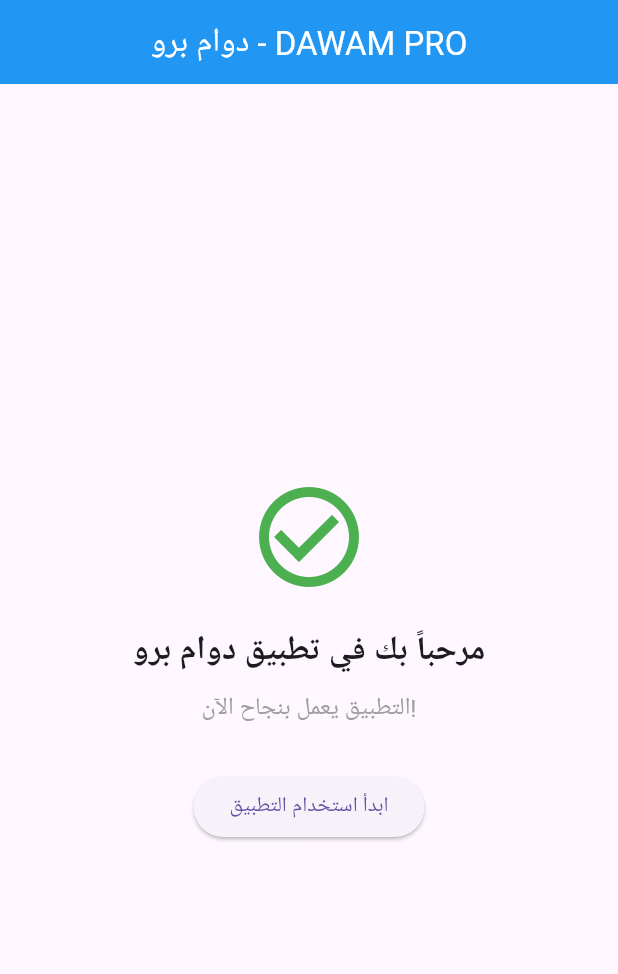
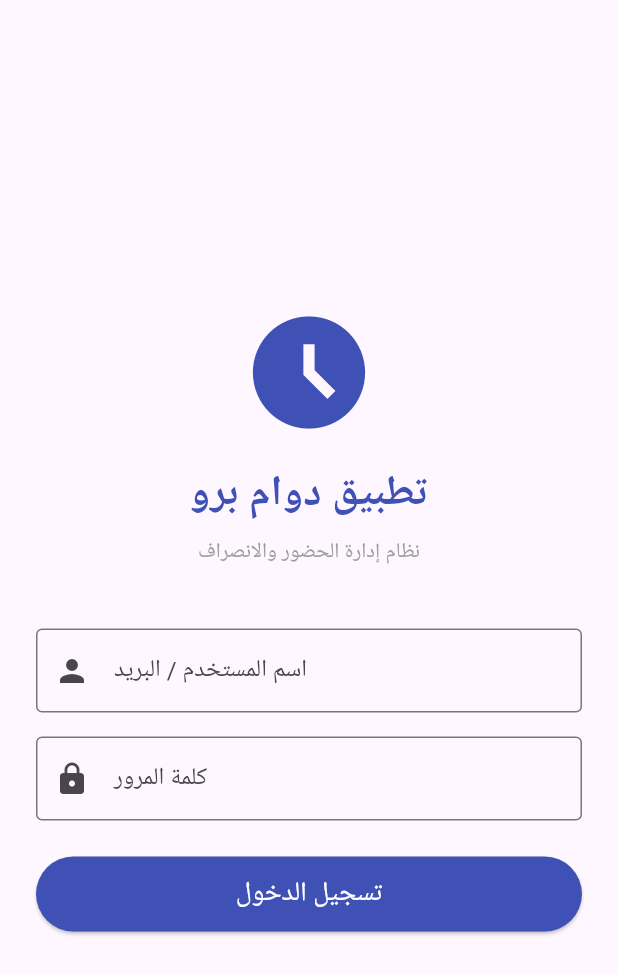
Before and after one commit to waelezzelarab78-ops/DAWAM-PRO, a Flutter app: the screen it shows after launch, on a phone screen of 412 x 824 dp. Shown: the top 974 px of the screen. Run offline on Flutter 3.47's test engine with Material 3 defaults, Android fonts, the phone set to English and light mode, and no system bars.

Commit message:
Update main.dart

```diff
--- a/lib/main.dart
+++ b/lib/main.dart
@@ -8,58 +8,185 @@ class DawamProApp extends StatelessWidget {
   const DawamProApp({super.key});
 
   @override
-  Widget build(BuildContext nullContext) {
+  Widget build(BuildContext context) {
     return MaterialApp(
       title: 'DAWAM PRO',
       debugShowCheckedModeBanner: false,
       theme: ThemeData(
-        primarySwatch: Colors.blue,
+        primarySwatch: Colors.indigo,
         useMaterial3: true,
       ),
-      home: const HomeScreen(),
+      home: const LoginScreen(),
     );
   }
 }
 
-class HomeScreen extends StatelessWidget {
-  const HomeScreen({super.key});
+// 1. شاشة تسجيل الدخول
+class LoginScreen extends StatefulWidget {
+  const LoginScreen({super.key});
+
+  @override
+  State<LoginScreen> createState() => _LoginScreenState();
+}
+
+class _LoginScreenState extends State<LoginScreen> {
+  final _emailController = TextEditingController();
+  final _passwordController = TextEditingController();
+
+  void _login() {
+    if (_emailController.text.isNotEmpty && _passwordController.text.isNotEmpty) {
+      Navigator.pushReplacement(
+        context,
+        MaterialPageRoute(builder: (context) => const DashboardScreen()),
+      );
+    } else {
+      ScaffoldMessenger.of(context).showSnackBar(
+        const SnackBar(content: Text('برجاء أدخل اسم المستخدم وكلمة المرور')),
+      );
+    }
+  }
+
+  @override
+  Widget build(BuildContext context) {
+    return Scaffold(
+      body: Padding(
+        padding: const EdgeInsets.all(24.0),
+        child: Center(
+          child: SingleChildScrollView(
+            child: Column(
+              mainAxisAlignment: MainAxisAlignment.center,
+              children: [
+                const Icon(Icons.access_time_filled, size: 90, color: Colors.indigo),
+                const SizedBox(height: 16),
+                const Text(
+                  'تطبيق دوام برو',
+                  style: TextStyle(fontSize: 28, fontWeight: FontWeight.bold, color: Colors.indigo),
+                ),
+                const SizedBox(height: 8),
+                const Text('نظام إدارة الحضور والانصراف', style: TextStyle(color: Colors.grey)),
+                const SizedBox(height: 40),
+                TextField(
+                  controller: _emailController,
+                  decoration: const InputDecoration(
+                    labelText: 'اسم المستخدم / البريد',
+                    border: OutlineInputBorder(),
+                    prefixIcon: Icon(Icons.person),
+                  ),
+                ),
+                const SizedBox(height: 16),
+                TextField(
+                  controller: _passwordController,
+                  obscureText: true,
+                  decoration: const InputDecoration(
+                    labelText: 'كلمة المرور',
+                    border: OutlineInputBorder(),
+                    prefixIcon: Icon(Icons.lock),
+                  ),
+                ),
+                const SizedBox(height: 24),
+                SizedBox(
+                  width: double.infinity,
+                  height: 50,
+                  child: ElevatedButton(
+                    style: ElevatedButton.styleFrom(backgroundColor: Colors.indigo),
+                    onPressed: _login,
+                    child: const Text('تسجيل الدخول', style: TextStyle(fontSize: 18, color: Colors.white)),
+                  ),
+                ),
+              ],
+            ),
+          ),
+        ),
+      ),
+    );
+  }
+}
+
+// 2. الشاشة الرئيسية (Dashboard)
+class DashboardScreen extends StatefulWidget {
+  const DashboardScreen({super.key});
+
+  @override
+  State<DashboardScreen> createState() => _DashboardScreenState();
+}
+
+class _DashboardScreenState extends State<DashboardScreen> {
+  bool isCheckedIn = false;
+  String statusMessage = "لم يتم تسجيل الحضور اليوم";
+
+  void _toggleCheckIn() {
+    setState(() {
+      isCheckedIn = !isCheckedIn;
+      statusMessage = isCheckedIn
+          ? "تم تسجيل الحضور الساعة ${TimeOfDay.now().format(context)}"
+          : "تم تسجيل الانصراف الساعة ${TimeOfDay.now().format(context)}";
+    });
+  }
 
   @override
   Widget build(BuildContext context) {
     return Scaffold(
       appBar: AppBar(
-        title: const Text('دوام برو - DAWAM PRO'),
-        centerTitle: true,
-        backgroundColor: Colors.blue,
+        title: const Text('لوحة التحكم - دوام برو'),
+        backgroundColor: Colors.indigo,
         foregroundColor: Colors.white,
+        actions: [
+          IconButton(
+            icon: const Icon(Icons.logout),
+            onPressed: () {
+              Navigator.pushReplacement(
+                context,
+                MaterialPageRoute(builder: (context) => const LoginScreen()),
+              );
+            },
+          )
+        ],
       ),
-      body: Center(
+      body: Padding(
+        padding: const EdgeInsets.all(20.0),
         child: Column(
-          mainAxisAlignment: MainAxisAlignment.center,
           children: [
-            const Icon(
-              Icons.check_circle_outline,
-              size: 80,
-              color: Colors.green,
+            Card(
+              elevation: 4,
+              child: Padding(
+                padding: const EdgeInsets.all(20.0),
+                child: Column(
+                  children: [
+                    const CircleAvatar(
+                      radius: 35,
+                      backgroundColor: Colors.indigo,
+                      child: Icon(Icons.person, size: 40, color: Colors.white),
+                    ),
+                    const SizedBox(height: 10),
+                    const Text('مرحباً بك، الموظف', style: TextStyle(fontSize: 20, fontWeight: FontWeight.bold)),
+                    const SizedBox(height: 5),
+                    Text(statusMessage, style: const TextStyle(color: Colors.grey)),
+                  ],
+                ),
+              ),
             ),
-            const SizedBox(height: 20),
-            const Text(
-              'مرحباً بك في تطبيق دوام برو',
-              style: TextStyle(fontSize: 22, fontWeight: FontWeight.bold),
-            ),
-            const SizedBox(height: 10),
-            const Text(
-              'التطبيق يعمل بنجاح الآن!',
-              style: TextStyle(fontSize: 16, color: Colors.grey),
-            ),
-            const SizedBox(height: 30),
-            ElevatedButton(
-              onPressed: () {
-                ScaffoldMessenger.of(context).showSnackBar(
-                  const SnackBar(content: Text('تم الضغط على الزر بنجاح!')),
-                );
-              },
-              child: const Text('ابدأ استخدام التطبيق'),
+            const SizedBox(height: 40),
+            GestureDetector(
+              onTap: _toggleCheckIn,
+              child: CircleAvatar(
+                radius: 80,
+                backgroundColor: isCheckedIn ? Colors.red : Colors.green,
+                child: Column(
+                  mainAxisAlignment: MainAxisAlignment.center,
+                  children: [
+                    Icon(
+                      isCheckedIn ? Icons.output : Icons.login,
+                      size: 50,
+                      color: Colors.white,
+                    ),
+                    const SizedBox(height: 8),
+                    Text(
+                      isCheckedIn ? 'تسجيل انصراف' : 'تسجيل حضور',
+                      style: const TextStyle(color: Colors.white, fontSize: 18, fontWeight: FontWeight.bold),
+                    ),
+                  ],
+                ),
+              ),
             ),
           ],
         ),
```
